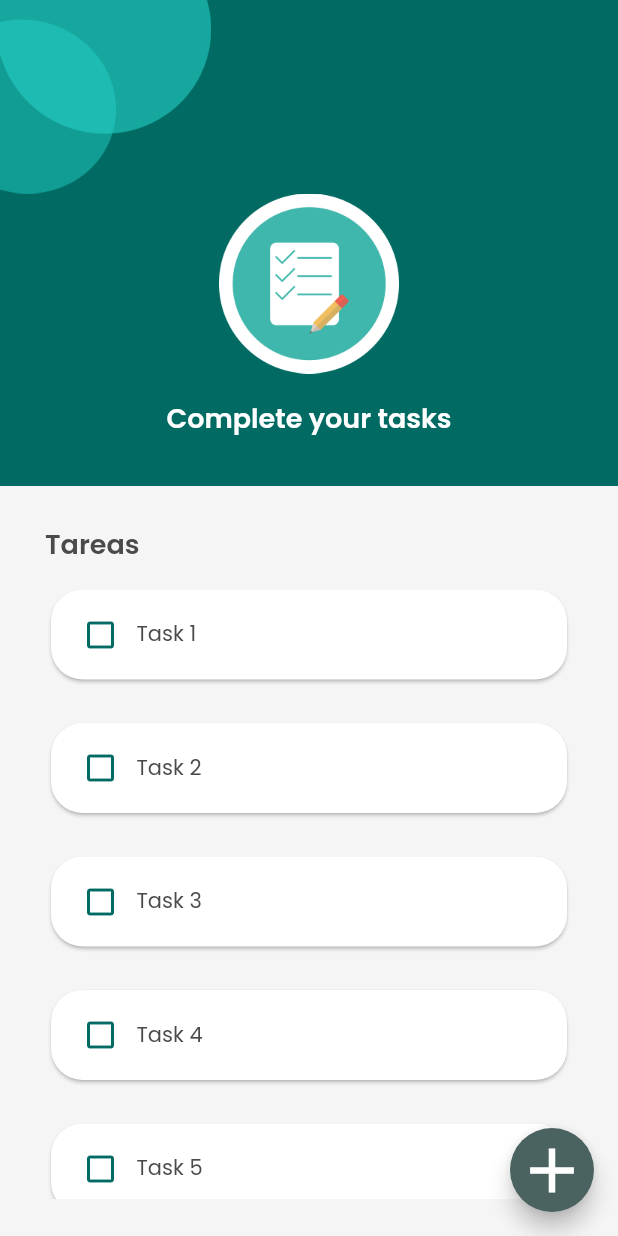
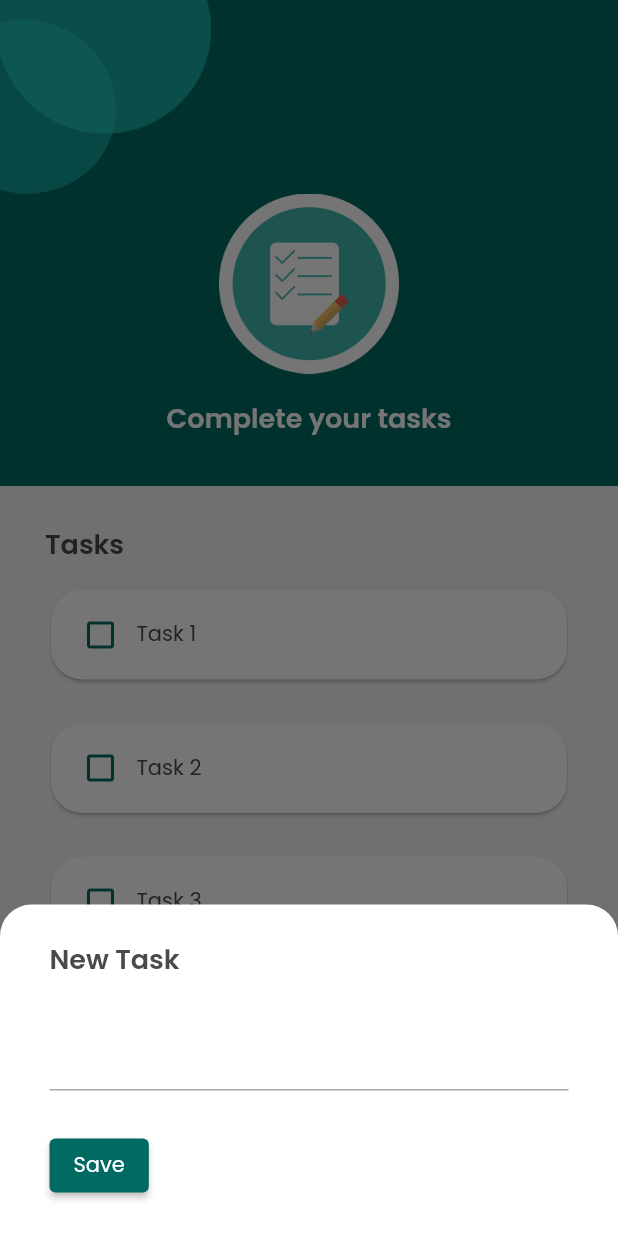
Before and after one commit to masterduck7/todo_list_flutter, a Flutter app: the TaskListView screen opened directly, after a tap on the "add" icon, on a phone screen of 412 x 824 dp. Run offline on Flutter 3.47's test engine with Material 2 defaults, Android fonts, the phone set to English and light mode, and no system bars.

Commit message:
feat(task_list): Add modal and set background as transparent for modals and then set it manually

```diff
--- a/lib/app/app.dart
+++ b/lib/app/app.dart
@@ -20,6 +20,9 @@ class MyApp extends StatelessWidget {
           fontFamily: 'Poppins',
           bodyColor: textColor,
           displayColor: textColor,
+        ),
+        bottomSheetTheme: const BottomSheetThemeData(
+          backgroundColor: Colors.transparent,
         )
       ),
       home: const SplashView(),
--- a/lib/app/views/task_list/task_list_view.dart
+++ b/lib/app/views/task_list/task_list_view.dart
@@ -16,12 +16,50 @@ class TaskListView extends StatelessWidget {
         ],
       ),
       floatingActionButton: FloatingActionButton(
-        onPressed: () {},
+        onPressed: () => _showNewTaskModal(context),
         child: const Icon(Icons.add, size: 50),
       ),
     );
   }
+
+  void _showNewTaskModal(BuildContext context) {
+    showModalBottomSheet(
+        context: context,
+        isScrollControlled: true,
+        builder: (_) => const _NewTaskModal()
+    );
+  }
 }
+
+class _NewTaskModal extends StatelessWidget {
+  const _NewTaskModal({Key? key}) : super(key: key);
+
+  @override
+  Widget build(BuildContext context) {
+    return Container(
+      padding: const EdgeInsets.symmetric(horizontal: 33, vertical: 23),
+      decoration: const BoxDecoration(
+        borderRadius: BorderRadius.vertical(top: Radius.circular(21)),
+        color: Colors.white,
+      ),
+      child: Column(
+        crossAxisAlignment: CrossAxisAlignment.start,
+        mainAxisSize: MainAxisSize.min,
+        children: [
+          const TextTitle(text: "New Task"),
+          const SizedBox(height: 26),
+          const TextField(),
+          const SizedBox(height: 26),
+          ElevatedButton(
+              onPressed: (){},
+              child: const Text("Save")
+          ),
+        ],
+      ),
+    );
+  }
+}
+
 
 class _TaskList extends StatefulWidget {
   const _TaskList({
@@ -52,7 +90,7 @@ class _TaskListState extends State<_TaskList> {
       child: Column(
         crossAxisAlignment: CrossAxisAlignment.start,
         children: [
-          const TextTitle(text: "Tareas"),
+          const TextTitle(text: "Tasks"),
           const SizedBox(height: 13),
           Expanded(
             child: ListView.separated(
```
